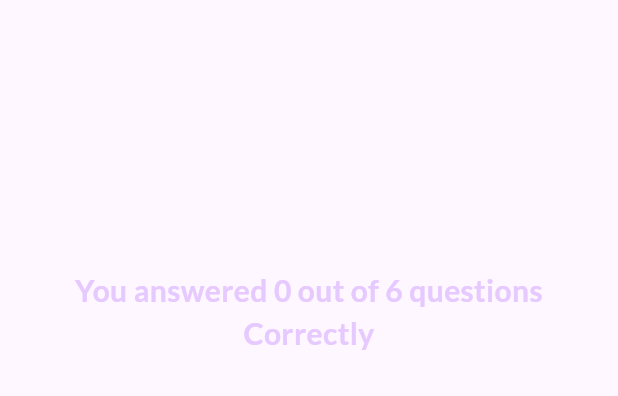
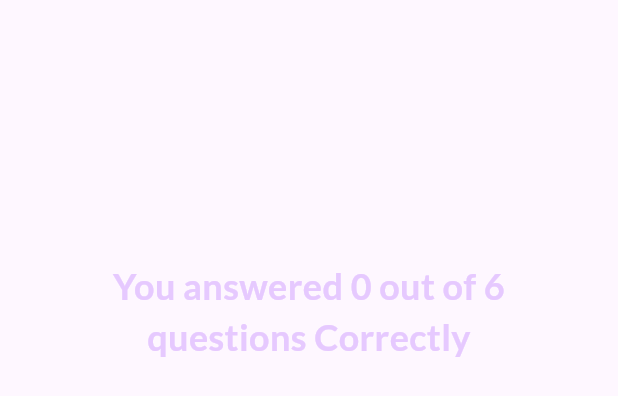
Before and after one commit to KalokYY/quiz_app, a Flutter app: the ResultsScreen widget shown alone on an empty page, opened directly with empty values, on a phone screen of 412 x 824 dp. Shown: the top 396 px of the screen. Run offline on Flutter 3.47's test engine with Material 3 defaults, Android fonts, the phone set to English and light mode, and no system bars; our stand-ins replace google_fonts.

Commit message:
made some changes of the style in question_summary and results_screen

```diff
--- a/lib/results_screen.dart
+++ b/lib/results_screen.dart
@@ -50,12 +50,10 @@ Widget build(context)
             textAlign: TextAlign.center,
             style: GoogleFonts.lato(
             color: const Color.fromARGB(255, 230, 201, 255),
-            fontSize: 20,
+            fontSize: 24,
             fontWeight: FontWeight.bold,
             ),
           ),
-
-
           const SizedBox(
             height:30,
           ),
@@ -63,7 +61,7 @@ Widget build(context)
             height: 300,
             child: SingleChildScrollView(
               child: QuestionsSummary(summaryData: summaryData),
-            )
+            ),
           ),
           //'Loop though chosenAnswer and so something with it
           const SizedBox(
```
Also changed, not shown: lib/questions_summary.dart (+6 -2 lines).
